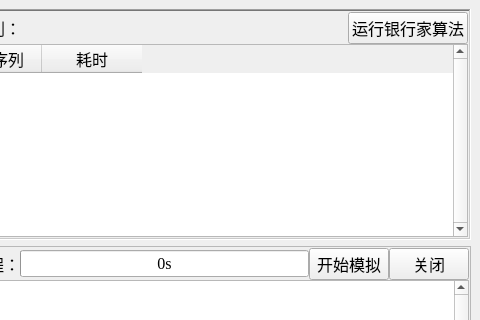
coderHeJiyu/BankerSimulation, file BankerSimulation/mainwindow.ui: the form before one commit; both pictures show x 566 to 1046 and y 0 to 320 of the 1046 by 509 pixel window.
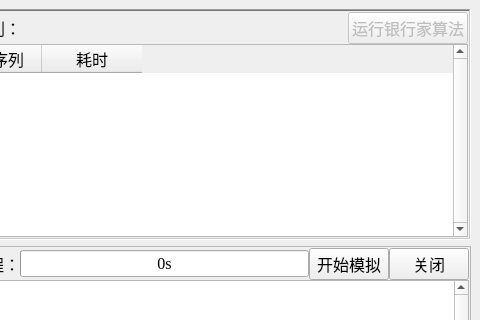
The form after the commit.

```diff
--- a/BankerSimulation/mainwindow.ui
+++ b/BankerSimulation/mainwindow.ui
@@ -359,6 +359,9 @@
              </item>
              <item>
               <widget class="QPushButton" name="bankerButton">
+               <property name="enabled">
+                <bool>false</bool>
+               </property>
                <property name="text">
                 <string>运行银行家算法</string>
                </property>
```
